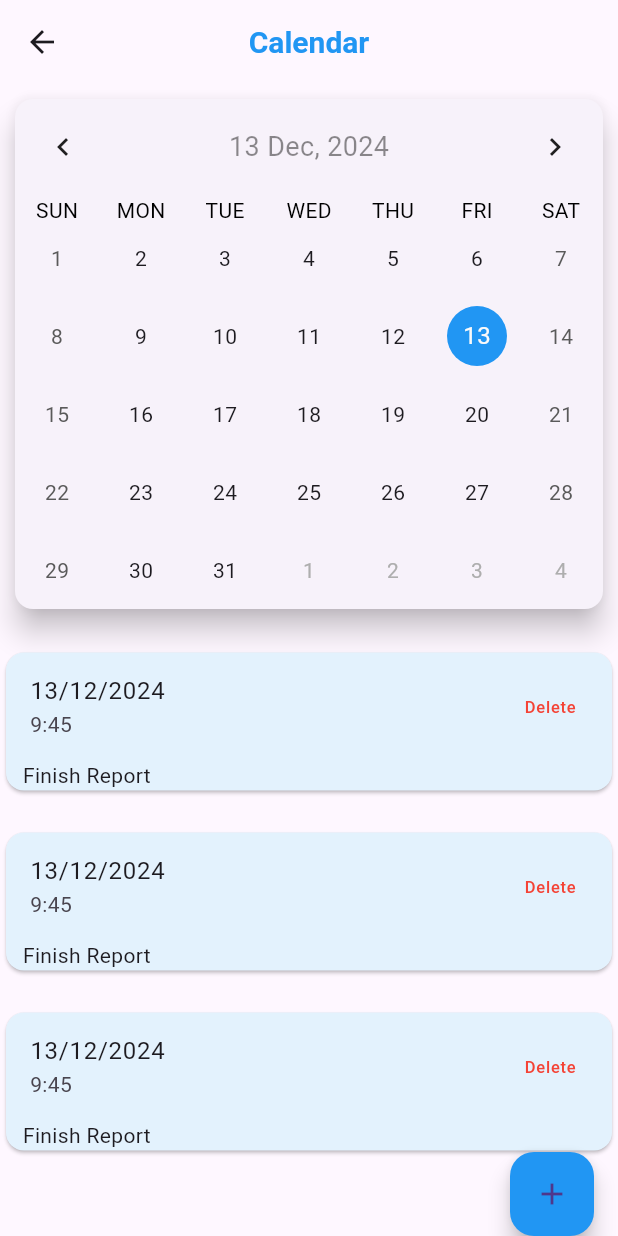
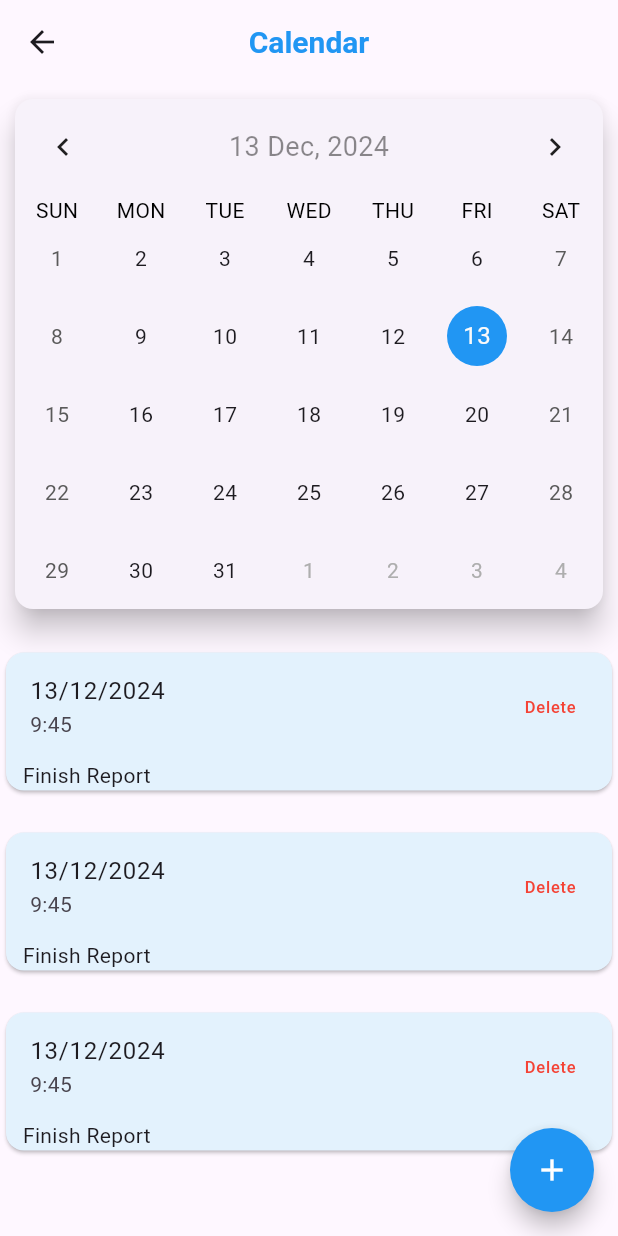
Before and after one commit to OmarAfifi-CSE/Flutter_Projects, a Flutter app: the CalendarScreen screen opened directly, on a phone screen of 412 x 824 dp. Run offline on Flutter 3.47's test engine with Material 3 defaults, Android fonts, the phone set to English and light mode, and no system bars; drawn by our look-alikes of table_calendar.

Commit message:
floating action button at calendar screen

```diff
--- a/To Do App/lib/screens/calendar_screen.dart
+++ b/To Do App/lib/screens/calendar_screen.dart
@@ -2,6 +2,7 @@ import 'package:flutter/material.dart';
 import 'package:table_calendar/table_calendar.dart';
 import 'package:intl/intl.dart';
 import 'package:to_do_app/componants/my_card.dart';
+import 'package:to_do_app/screens/AddTaskScreen.dart';
 
 class CalendarScreen extends StatefulWidget {
   const CalendarScreen({super.key});
@@ -135,13 +136,18 @@ class _CalendarScreenState extends State<CalendarScreen> {
       ),
       floatingActionButton: FloatingActionButton(
         backgroundColor: Colors.blue,
-
+        shape: const CircleBorder(),
         onPressed: () {
-
+          Navigator.push(
+            context,
+            MaterialPageRoute(
+              builder: (e) => AddTaskScreen(),
+            ),
+          );
         },
-        child: const Icon(Icons.add),
+        child: const Icon(Icons.add,color: Colors.white,),
       ),
-      floatingActionButtonLocation: FloatingActionButtonLocation.endDocked,
+      floatingActionButtonLocation: FloatingActionButtonLocation.endFloat,
     );
   }
 }
```
